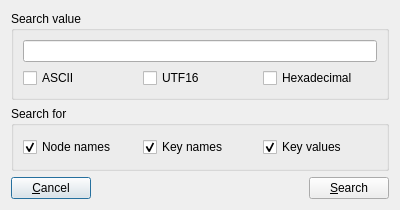
digitalsleuth/fred, file trunk/dlgsearch.ui: the form before one commit.
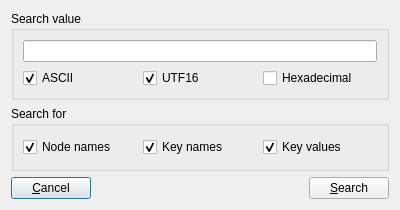
The form after the commit. Icons and pictures are not drawn.

```diff
--- a/trunk/dlgsearch.ui
+++ b/trunk/dlgsearch.ui
@@ -40,6 +40,9 @@
           <property name="text">
            <string>ASCII</string>
           </property>
+          <property name="checked">
+           <bool>true</bool>
+          </property>
          </widget>
         </item>
         <item>
@@ -47,6 +50,9 @@
           <property name="text">
            <string>UTF16</string>
           </property>
+          <property name="checked">
+           <bool>true</bool>
+          </property>
          </widget>
         </item>
         <item>
```
